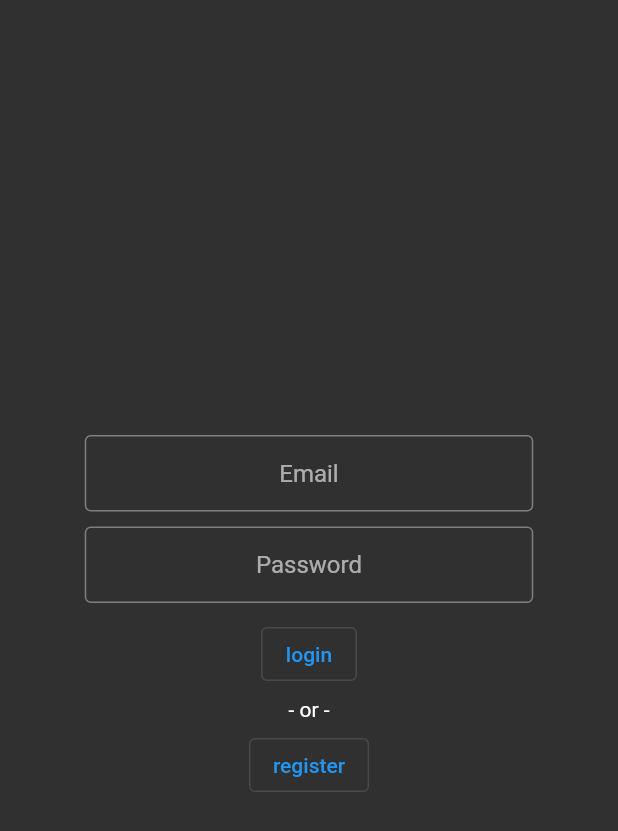
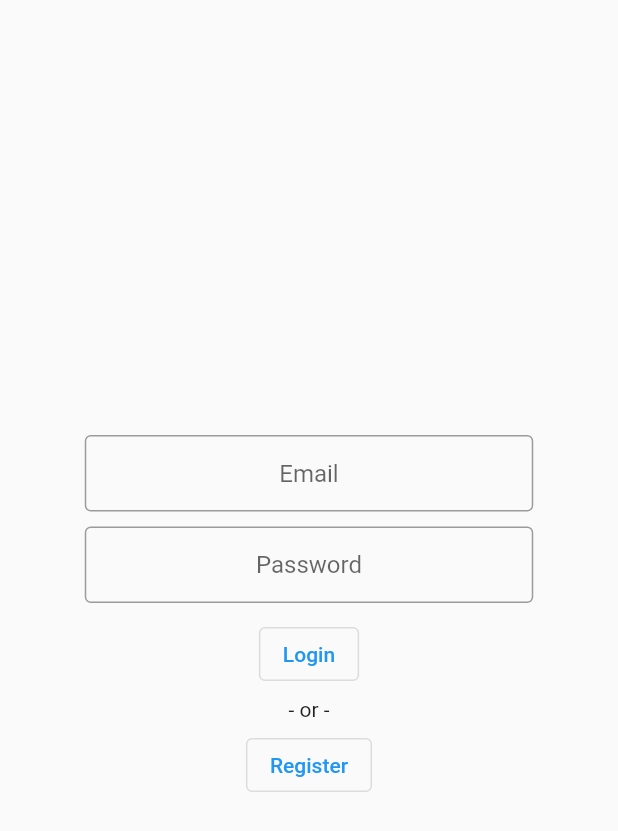
Before and after one commit to lmoyle1989/crowd_sourced_shopping_app, a Flutter app: the screen it shows after launch, on a phone screen of 412 x 824 dp. Shown: the top 831 px of the screen. Run offline on Flutter 3.47's test engine with Material 2 defaults, Android fonts, the phone set to English and light mode, and no system bars; our stand-ins replace cloud_firestore, email_validator, firebase_core, shared_preferences; missing offline and left inert: flutter_barcode_scanner; accounts and stored records are empty.

Commit message:
added theme code, dependencies

```diff
--- a/flutter/lib/app.dart
+++ b/flutter/lib/app.dart
@@ -1,7 +1,9 @@
 import 'package:flutter/material.dart';
+import 'package:provider/provider.dart';
 import 'package:crowd_sourced_shopping_app/components/main_tab_controller.dart';
 import 'package:crowd_sourced_shopping_app/screens/login_screen.dart';
 import 'package:crowd_sourced_shopping_app/screens/register_screen.dart';
+import 'package:crowd_sourced_shopping_app/utilities/theme_settings.dart';
 
 class App extends StatelessWidget {
   App({Key? key}) : super(key: key);
@@ -16,7 +18,7 @@ class App extends StatelessWidget {
   Widget build(BuildContext context) {
     return MaterialApp(
       title: "Crowd Sourced Shopping App",
-      theme: ThemeData.dark(),
+      theme: Provider.of<ThemeSettings>(context).darkTheme ? darkTheme : lightTheme,
       routes: routes,
     );
   }
--- a/flutter/lib/screens/login_screen.dart
+++ b/flutter/lib/screens/login_screen.dart
@@ -40,7 +40,7 @@ class _LoginPageState extends State<LoginPage> {
               Padding(
                 padding: const EdgeInsets.all(5),
                 child: OutlinedButton(
-                  child: const Text('login'),
+                  child: const Text('Login'),
                   onPressed: () {
                     //_formKey.currentState!.validate();
                     Navigator.of(context).pushNamed(
@@ -54,7 +54,7 @@ class _LoginPageState extends State<LoginPage> {
                   onPressed: () {
                     Navigator.of(context).pushNamed('register');
                   },
-                  child: const Text('register')))
+                  child: const Text('Register')))
             ])));
   }
 
--- a/flutter/lib/screens/upload_screen.dart
+++ b/flutter/lib/screens/upload_screen.dart
@@ -57,7 +57,7 @@ class _UploadScreenState extends State<UploadScreen> {
                   TextFieldWidget(
                     controller: _barcode,
                     fieldText: 'Barcode number',
-                    validator: tagsValidate,
+                    validator: barcodeValidate,
                     contWidth: 0.5,
                   ),
                   Padding(
--- /dev/null
+++ b/flutter/lib/utilities/theme_settings.dart
@@ -0,0 +1,36 @@
+import 'package:flutter/material.dart';
+import 'package:shared_preferences/shared_preferences.dart';
+
+ThemeData lightTheme = ThemeData.light();
+ThemeData darkTheme = ThemeData.dark();
+
+class ThemeSettings with ChangeNotifier {
+  bool _darkTheme  = false;
+  SharedPreferences? _preferences;
+  bool get darkTheme => _darkTheme;
+
+  ThemeSettings() {
+    _getTheme();
+  }
+
+  _initialize() async {
+    _preferences ??= await SharedPreferences.getInstance();
+  }
+
+  _getTheme() async {
+    await _initialize();
+    _darkTheme = _preferences?.getBool('isDarkTheme') ?? false;
+    notifyListeners();
+  }
+
+  _saveTheme() async {
+    await _initialize();
+    _preferences?.setBool('isDarkTheme', _darkTheme);
+  }
+
+  void changeTheme() {
+    _darkTheme = !_darkTheme;
+    _saveTheme();
+    notifyListeners();
+  }
+}
--- a/flutter/pubspec.yaml
+++ b/flutter/pubspec.yaml
@@ -17,6 +17,8 @@ dependencies:
   cloud_firestore: ^3.1.13
   firebase_storage: ^10.2.13
   flutter_barcode_scanner: ^2.0.0
+  shared_preferences: ^2.0.13
+  provider: ^6.0.2
 
 dev_dependencies:
   flutter_test:
```
Also changed, not shown: flutter/lib/components/drawer.dart (added, +65 -0 lines), flutter/lib/components/main_tab_controller.dart (+8 -0 lines), flutter/lib/main.dart (+12 -1 lines), flutter/pubspec.lock.
